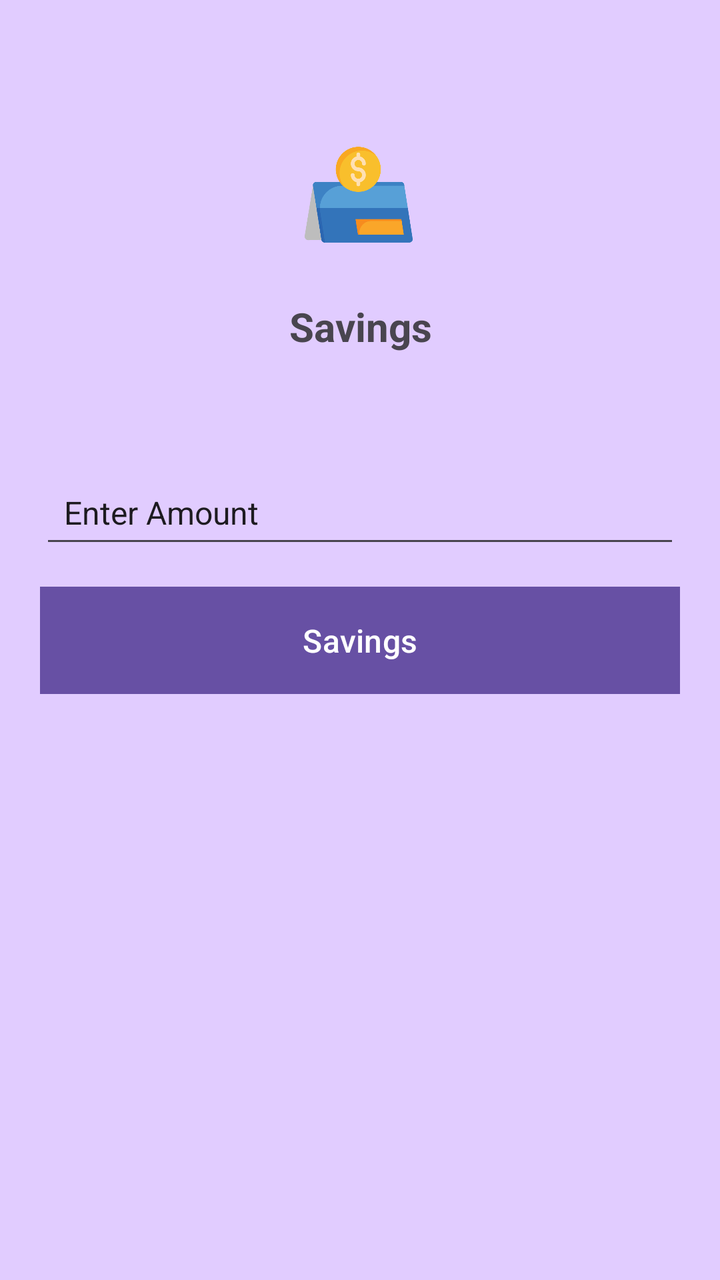
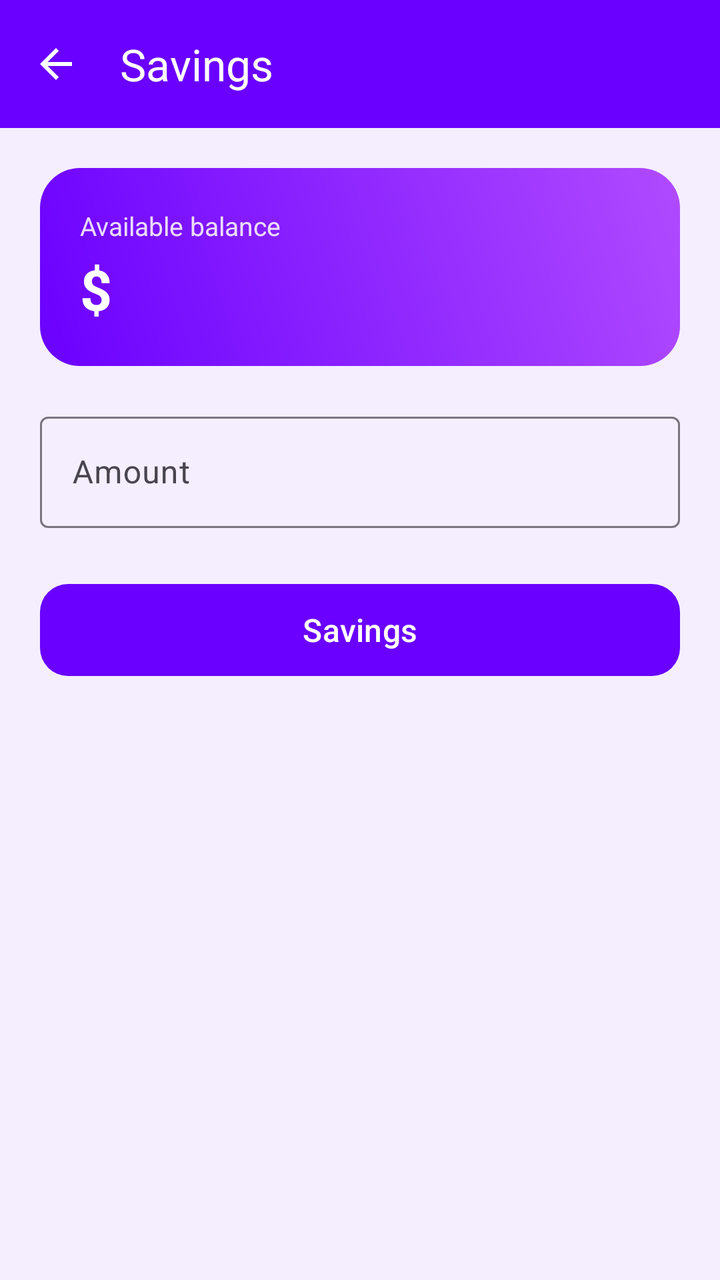

An Android layout rendered at two revisions. The XML below is the earlier revision; the diff shows what the commit changed to produce the second picture.
<!-- AndroidManifest.xml: application theme Theme.MyApplication -->
<!-- res/layout/activity_savings.xml -->
<?xml version="1.0" encoding="utf-8"?>
<androidx.constraintlayout.widget.ConstraintLayout xmlns:android="http://schemas.android.com/apk/res/android"
    xmlns:app="http://schemas.android.com/apk/res-auto"
    xmlns:tools="http://schemas.android.com/tools"
    android:id="@+id/main"
    android:layout_width="match_parent"
    android:layout_height="match_parent"
    tools:context=".CashIn"
    android:background="@color/lite_bg">

    <ImageView
        android:layout_width="60dp"
        android:layout_height="60dp"
        android:layout_centerInParent="true"
        android:src="@drawable/saving"
        app:layout_constraintBottom_toBottomOf="parent"
        app:layout_constraintEnd_toEndOf="parent"
        app:layout_constraintHorizontal_bias="0.498"
        app:layout_constraintStart_toStartOf="parent"
        app:layout_constraintTop_toTopOf="parent"
        app:layout_constraintVertical_bias="0.116"
        tools:ignore="MissingConstraints" />

    <TextView
        android:id="@+id/textView4"
        android:layout_width="match_parent"
        android:layout_height="wrap_content"
        android:text="Savings"
        android:textAlignment="center"
        android:textSize="20dp"
        android:textStyle="bold"
        app:layout_constraintBottom_toBottomOf="parent"
        app:layout_constraintTop_toTopOf="parent"
        app:layout_constraintVertical_bias="0.244"
        tools:ignore="MissingConstraints"
        tools:layout_editor_absoluteX="0dp" />

    <EditText
        android:id="@+id/cashamount"
        android:layout_width="0dp"
        android:layout_height="wrap_content"
        android:layout_margin="20dp"
        android:ems="10"
        android:inputType="text"
        android:padding="12dp"
        android:text="Enter Amount"
        android:textSize="16sp"
        app:layout_constraintBottom_toBottomOf="parent"
        app:layout_constraintEnd_toEndOf="parent"
        app:layout_constraintStart_toStartOf="parent"
        app:layout_constraintTop_toTopOf="parent"
        app:layout_constraintVertical_bias="0.385"
        tools:ignore="MissingConstraints" />

    <Button
        android:id="@+id/button"
        android:layout_width="0dp"
        android:layout_height="wrap_content"
        android:background="#1595DA"
        android:text="Savings"
        android:padding="12dp"
        android:textSize="16sp"
        android:layout_margin="20dp"
        app:layout_constraintBottom_toBottomOf="parent"
        app:layout_constraintEnd_toEndOf="parent"
        app:layout_constraintStart_toStartOf="parent"
        app:layout_constraintTop_toTopOf="parent"
        tools:ignore="MissingConstraints" />
</androidx.constraintlayout.widget.ConstraintLayout>
<!-- resources referenced by this layout -->
<resources>
  <color name="lite_bg">#E1CCFF</color>
  <!-- drawable saving: png bitmap (drawable, 19453 bytes) -->
  <style name="Theme.MyApplication" parent="Base.Theme.MyApplication" />
  <style name="Base.Theme.MyApplication" parent="Theme.Material3.DayNight.NoActionBar">
          
          
      </style>
</resources>

<!-- the commit's change to res/layout/activity_savings.xml (unified diff, before → after) -->
@@ -1,69 +1,73 @@
 <?xml version="1.0" encoding="utf-8"?>
-<androidx.constraintlayout.widget.ConstraintLayout xmlns:android="http://schemas.android.com/apk/res/android"
+<LinearLayout xmlns:android="http://schemas.android.com/apk/res/android"
     xmlns:app="http://schemas.android.com/apk/res-auto"
-    xmlns:tools="http://schemas.android.com/tools"
     android:id="@+id/main"
     android:layout_width="match_parent"
     android:layout_height="match_parent"
-    tools:context=".CashIn"
-    android:background="@color/lite_bg">
+    android:background="@color/screen_bg"
+    android:orientation="vertical">
 
-    <ImageView
-        android:layout_width="60dp"
-        android:layout_height="60dp"
-        android:layout_centerInParent="true"
-        android:src="@drawable/saving"
-        app:layout_constraintBottom_toBottomOf="parent"
-        app:layout_constraintEnd_toEndOf="parent"
-        app:layout_constraintHorizontal_bias="0.498"
-        app:layout_constraintStart_toStartOf="parent"
-        app:layout_constraintTop_toTopOf="parent"
-        app:layout_constraintVertical_bias="0.116"
-        tools:ignore="MissingConstraints" />
+    <com.google.android.material.appbar.MaterialToolbar
+        android:id="@+id/toolbar"
+        style="@style/Widget.App.Toolbar"
+        android:layout_width="match_parent"
+        android:layout_height="?attr/actionBarSize"
+        app:navigationIcon="@drawable/ic_arrow_back"
+        app:title="@string/savings" />
 
-    <TextView
-        android:id="@+id/textView4"
+    <LinearLayout
         android:layout_width="match_parent"
         android:layout_height="wrap_content"
-        android:text="Savings"
-        android:textAlignment="center"
-        android:textSize="20dp"
-        android:textStyle="bold"
-        app:layout_constraintBottom_toBottomOf="parent"
-        app:layout_constraintTop_toTopOf="parent"
-        app:layout_constraintVertical_bias="0.244"
-        tools:ignore="MissingConstraints"
-        tools:layout_editor_absoluteX="0dp" />
+        android:layout_margin="20dp"
+        android:background="@drawable/bg_balance_gradient"
+        android:orientation="vertical"
+        android:padding="20dp">
 
-    <EditText
-        android:id="@+id/cashamount"
-        android:layout_width="0dp"
+        <TextView
+            android:layout_width="wrap_content"
+            android:layout_height="wrap_content"
+            android:alpha="0.85"
+            android:text="@string/available_balance"
+            android:textColor="@color/white"
+            android:textSize="13sp" />
+
+        <TextView
+            android:id="@+id/balance"
+            android:layout_width="wrap_content"
+            android:layout_height="wrap_content"
+            android:layout_marginTop="4dp"
+            android:text="@string/currency_prefix"
+            android:textColor="@color/white"
+            android:textSize="28sp"
+            android:textStyle="bold" />
+    </LinearLayout>
+
+    <com.google.android.material.textfield.TextInputLayout
+        android:id="@+id/tilAmount"
+        style="@style/Widget.Material3.TextInputLayout.OutlinedBox"
+        android:layout_width="match_parent"
         android:layout_height="wrap_content"
-        android:layout_margin="20dp"
-        android:ems="10"
-        android:inputType="text"
-        android:padding="12dp"
-        android:text="Enter Amount"
+        android:layout_marginStart="20dp"
+        android:layout_marginEnd="20dp"
+        android:hint="@string/amount"
+        app:prefixText="@string/currency_prefix">
+
+        <com.google.android.material.textfield.TextInputEditText
+            android:id="@+id/etAmount"
+            android:layout_width="match_parent"
+            android:layout_height="wrap_content"
+            android:inputType="numberDecimal" />
+    </com.google.android.material.textfield.TextInputLayout>
+
+    <com.google.android.material.button.MaterialButton
+        android:id="@+id/btnConfirm"
+        android:layout_width="match_parent"
+        android:layout_height="54dp"
+        android:layout_marginStart="20dp"
+        android:layout_marginTop="24dp"
+        android:layout_marginEnd="20dp"
+        android:text="@string/savings"
         android:textSize="16sp"
-        app:layout_constraintBottom_toBottomOf="parent"
-        app:layout_constraintEnd_toEndOf="parent"
-        app:layout_constraintStart_toStartOf="parent"
-        app:layout_constraintTop_toTopOf="parent"
-        app:layout_constraintVertical_bias="0.385"
-        tools:ignore="MissingConstraints" />
+        app:cornerRadius="14dp" />
 
-    <Button
-        android:id="@+id/button"
-        android:layout_width="0dp"
-        android:layout_height="wrap_content"
-        android:background="#1595DA"
-        android:text="Savings"
-        android:padding="12dp"
-        android:textSize="16sp"
-        android:layout_margin="20dp"
-        app:layout_constraintBottom_toBottomOf="parent"
-        app:layout_constraintEnd_toEndOf="parent"
-        app:layout_constraintStart_toStartOf="parent"
-        app:layout_constraintTop_toTopOf="parent"
-        tools:ignore="MissingConstraints" />
-</androidx.constraintlayout.widget.ConstraintLayout>
+</LinearLayout>
<!-- resource entries referenced after the edit -->
@@ -1,11 +1,48 @@
 <!-- resources referenced by this layout -->
 <resources>
+  <color name="screen_bg">#F4EEFF</color>
+  <color name="white">#FFFFFFFF</color>
+  <!-- drawable bg_balance_gradient (drawable) -->
+  <?xml version="1.0" encoding="utf-8"?>
+  <shape xmlns:android="http://schemas.android.com/apk/res/android">
+      <gradient
+          android:angle="45"
+          android:startColor="#6A00FF"
+          android:endColor="#B14BFF" />
+      <corners android:radius="20dp" />
+  </shape>
+  <!-- drawable ic_arrow_back (drawable) -->
+  <vector xmlns:android="http://schemas.android.com/apk/res/android"
+      android:width="24dp"
+      android:height="24dp"
+      android:viewportWidth="24"
+      android:viewportHeight="24"
+      android:tint="@color/white">
+      <path
+          android:fillColor="@android:color/white"
+          android:pathData="M20,11H7.83l5.59,-5.59L12,4l-8,8 8,8 1.41,-1.41L7.83,13H20v-2z" />
+  </vector>
+  <string name="amount">Amount</string>
+  <string name="available_balance">Available balance</string>
+  <string name="currency_prefix">$</string>
+  <string name="savings">Savings</string>
+  <style name="Widget.App.Toolbar" parent="Widget.Material3.Toolbar">
+          <item name="android:background">@color/primary</item>
+          <item name="titleTextColor">@color/white</item>
+          <item name="navigationIconTint">@color/white</item>
+      </style>
   <color name="lite_bg">#E1CCFF</color>
-  <!-- drawable saving: png bitmap (drawable, 19453 bytes) -->
+  <color name="primary_dark">#2F0070</color>
   <style name="Theme.MyApplication" parent="Base.Theme.MyApplication" />
+  <color name="primary">#6A00FF</color>
   <style name="Base.Theme.MyApplication" parent="Theme.Material3.DayNight.NoActionBar">
-          
-          
+          <item name="colorPrimary">@color/primary</item>
+          <item name="colorOnPrimary">@color/text_on_primary</item>
+          <item name="colorPrimaryContainer">@color/lite_bg</item>
+          <item name="colorOnPrimaryContainer">@color/primary_dark</item>
+          <item name="android:statusBarColor">@color/primary_dark</item>
+          <item name="android:windowBackground">@color/screen_bg</item>
       </style>
+  <color name="text_on_primary">#FFFFFFFF</color>
 </resources>
 
